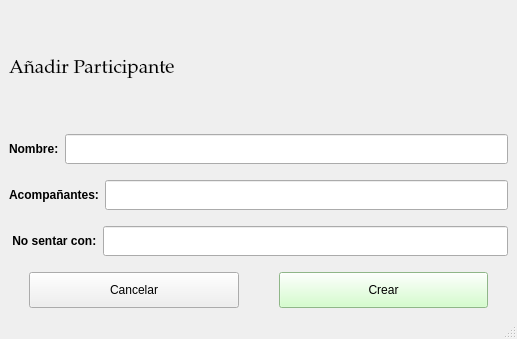
The window that src/ui/AñadirParticipante.ui (IvanJesusCorbalanPascual/Gestor-de-Eventos) describes before a commit, drawn with Qt 5.
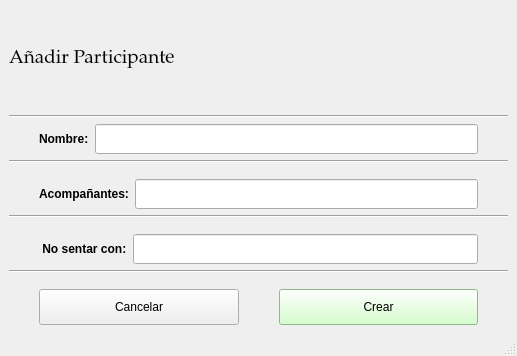
The same window after the commit.

What changed in the file:
```diff
--- a/src/ui/AñadirParticipante.ui
+++ b/src/ui/AñadirParticipante.ui
@@ -7,7 +7,7 @@
     <x>0</x>
     <y>0</y>
     <width>517</width>
-    <height>339</height>
+    <height>356</height>
    </rect>
   </property>
   <property name="windowTitle">
@@ -28,11 +28,24 @@
       </property>
      </widget>
     </item>
+    <item>
+     <widget class="Line" name="line_4">
+      <property name="orientation">
+       <enum>Qt::Horizontal</enum>
+      </property>
+     </widget>
+    </item>
     <item>
      <layout class="QHBoxLayout" name="horizontalLayout">
+      <property name="leftMargin">
+       <number>30</number>
+      </property>
       <property name="topMargin">
        <number>0</number>
       </property>
+      <property name="rightMargin">
+       <number>30</number>
+      </property>
       <item>
        <widget class="QLabel" name="nombre">
         <property name="maximumSize">
@@ -64,11 +77,24 @@
       </item>
      </layout>
     </item>
+    <item>
+     <widget class="Line" name="line">
+      <property name="orientation">
+       <enum>Qt::Horizontal</enum>
+      </property>
+     </widget>
+    </item>
     <item>
      <layout class="QHBoxLayout" name="horizontalLayout_2">
+      <property name="leftMargin">
+       <number>30</number>
+      </property>
       <property name="topMargin">
        <number>10</number>
       </property>
+      <property name="rightMargin">
+       <number>30</number>
+      </property>
       <item>
        <widget class="QLabel" name="acompanyante">
         <property name="maximumSize">
@@ -100,11 +126,24 @@
       </item>
      </layout>
     </item>
+    <item>
+     <widget class="Line" name="line_2">
+      <property name="orientation">
+       <enum>Qt::Horizontal</enum>
+      </property>
+     </widget>
+    </item>
     <item>
      <layout class="QHBoxLayout" name="horizontalLayout_4">
+      <property name="leftMargin">
+       <number>30</number>
+      </property>
       <property name="topMargin">
        <number>10</number>
       </property>
+      <property name="rightMargin">
+       <number>30</number>
+      </property>
       <item>
        <widget class="QLabel" name="noSentarCon">
         <property name="maximumSize">
@@ -136,19 +175,26 @@
       </item>
      </layout>
     </item>
+    <item>
+     <widget class="Line" name="line_3">
+      <property name="orientation">
+       <enum>Qt::Horizontal</enum>
+      </property>
+     </widget>
+    </item>
     <item>
      <layout class="QHBoxLayout" name="horizontalLayout_3">
       <property name="spacing">
        <number>40</number>
       </property>
       <property name="leftMargin">
-       <number>20</number>
+       <number>30</number>
       </property>
       <property name="topMargin">
        <number>10</number>
       </property>
       <property name="rightMargin">
-       <number>20</number>
+       <number>30</number>
       </property>
       <property name="bottomMargin">
        <number>0</number>
```
Left out of the diff: 2 changed lines with no effect on the pictures.
